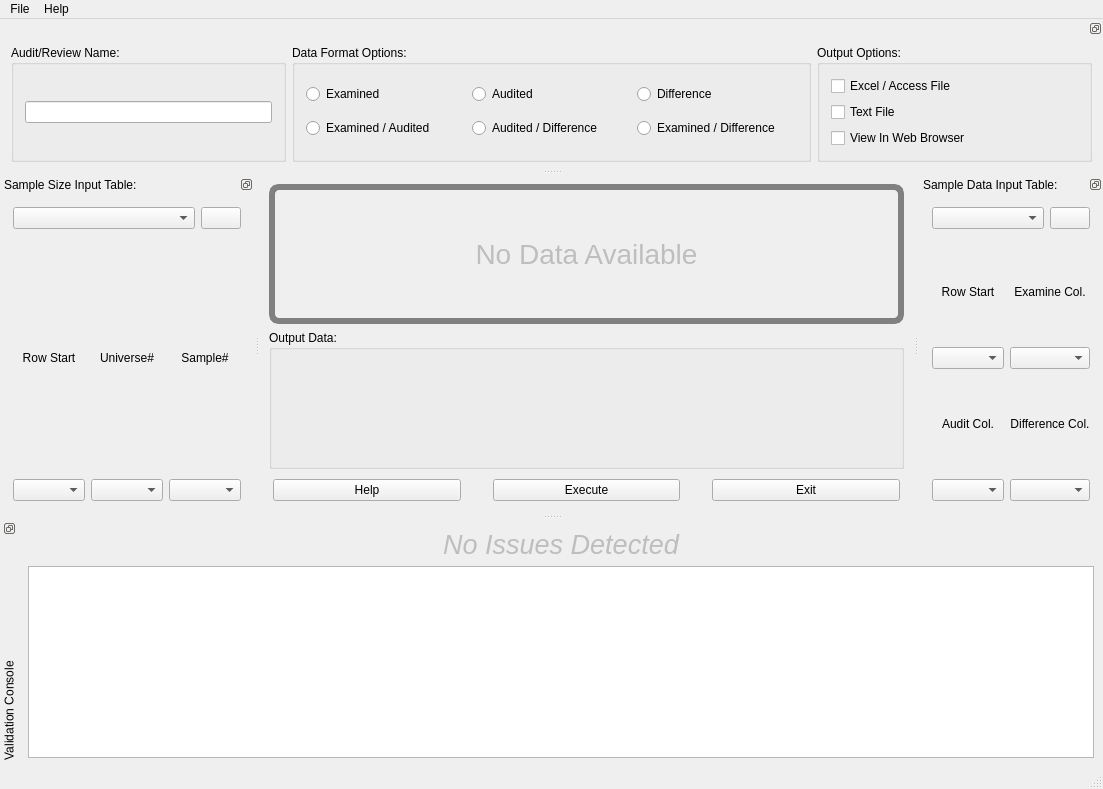
Qt form products/RAT-STATS/rstats_modules/stratified_variable_appraisal/src/UIRStatsSVA.ui (cbtek/RStats2017) before a commit.
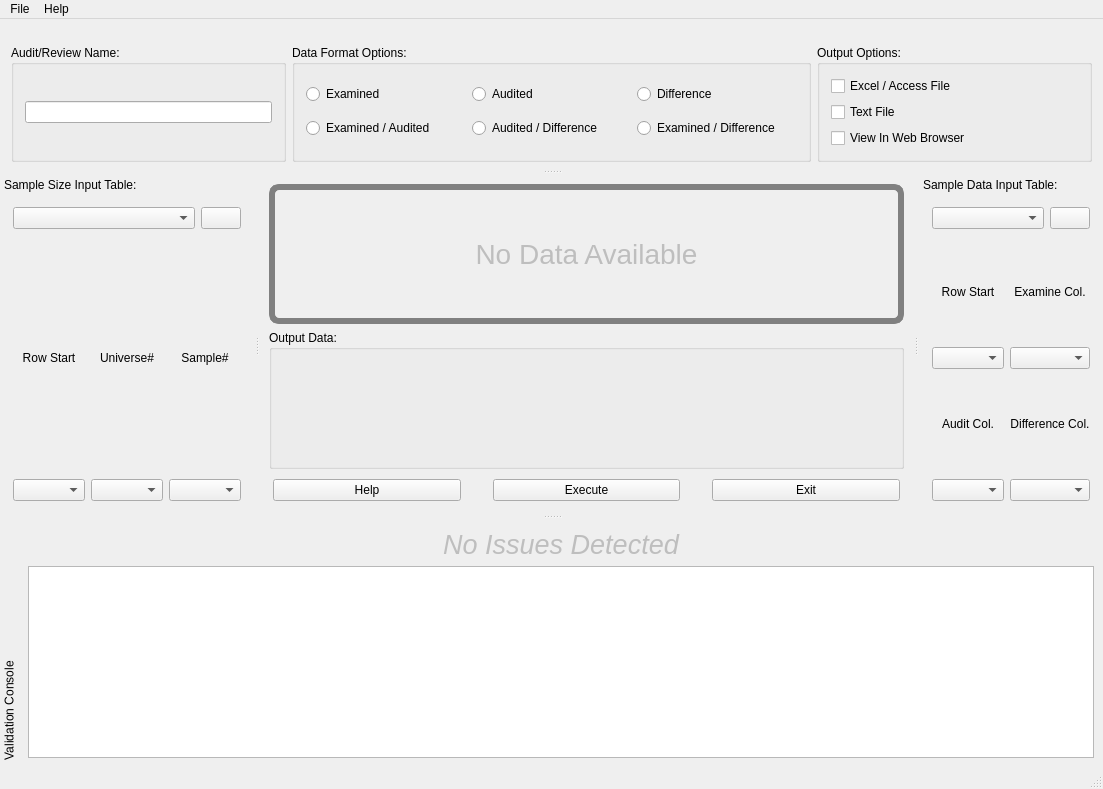
The same form after that commit.

Commit message: Added fixes for RAT-STATS Updated main launch menu with simple lists Updated SSRN to work better with screen readers

What changed in the file:
```diff
--- a/products/RAT-STATS/rstats_modules/stratified_variable_appraisal/src/UIRStatsSVA.ui
+++ b/products/RAT-STATS/rstats_modules/stratified_variable_appraisal/src/UIRStatsSVA.ui
@@ -148,7 +148,7 @@
   </widget>
   <widget class="QDockWidget" name="m_dockOptions">
    <property name="features">
-    <set>QDockWidget::DockWidgetFloatable|QDockWidget::DockWidgetMovable</set>
+    <set>QDockWidget::NoDockWidgetFeatures</set>
    </property>
    <property name="allowedAreas">
     <set>Qt::BottomDockWidgetArea|Qt::TopDockWidgetArea</set>
@@ -434,7 +434,7 @@
     <bool>false</bool>
    </property>
    <property name="features">
-    <set>QDockWidget::DockWidgetFloatable|QDockWidget::DockWidgetMovable</set>
+    <set>QDockWidget::NoDockWidgetFeatures</set>
    </property>
    <property name="allowedAreas">
     <set>Qt::AllDockWidgetAreas</set>
@@ -539,7 +539,7 @@
   </widget>
   <widget class="QDockWidget" name="m_dockSampleDataInput">
    <property name="features">
-    <set>QDockWidget::DockWidgetFloatable|QDockWidget::DockWidgetMovable</set>
+    <set>QDockWidget::NoDockWidgetFeatures</set>
    </property>
    <property name="windowTitle">
     <string>Sample Data Input Table:</string>
@@ -666,7 +666,7 @@
     </size>
    </property>
    <property name="features">
-    <set>QDockWidget::DockWidgetFloatable|QDockWidget::DockWidgetMovable|QDockWidget::DockWidgetVerticalTitleBar</set>
+    <set>QDockWidget::DockWidgetVerticalTitleBar</set>
    </property>
    <property name="allowedAreas">
     <set>Qt::BottomDockWidgetArea|Qt::TopDockWidgetArea</set>
```
The commit also changes 33 other files.
